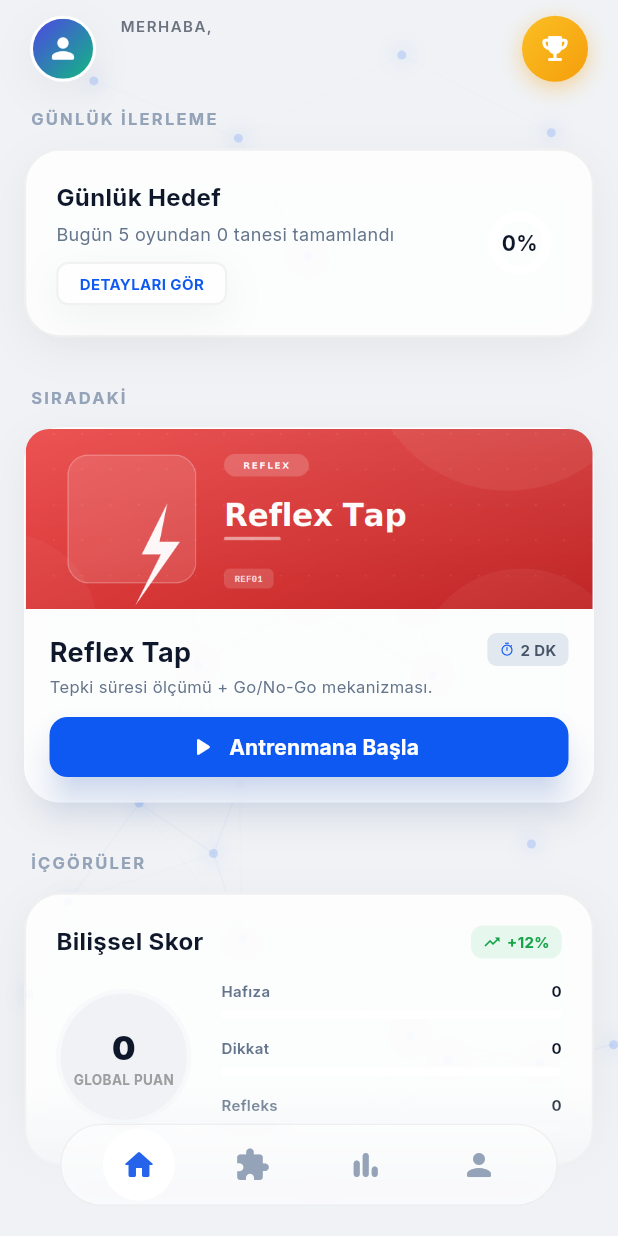
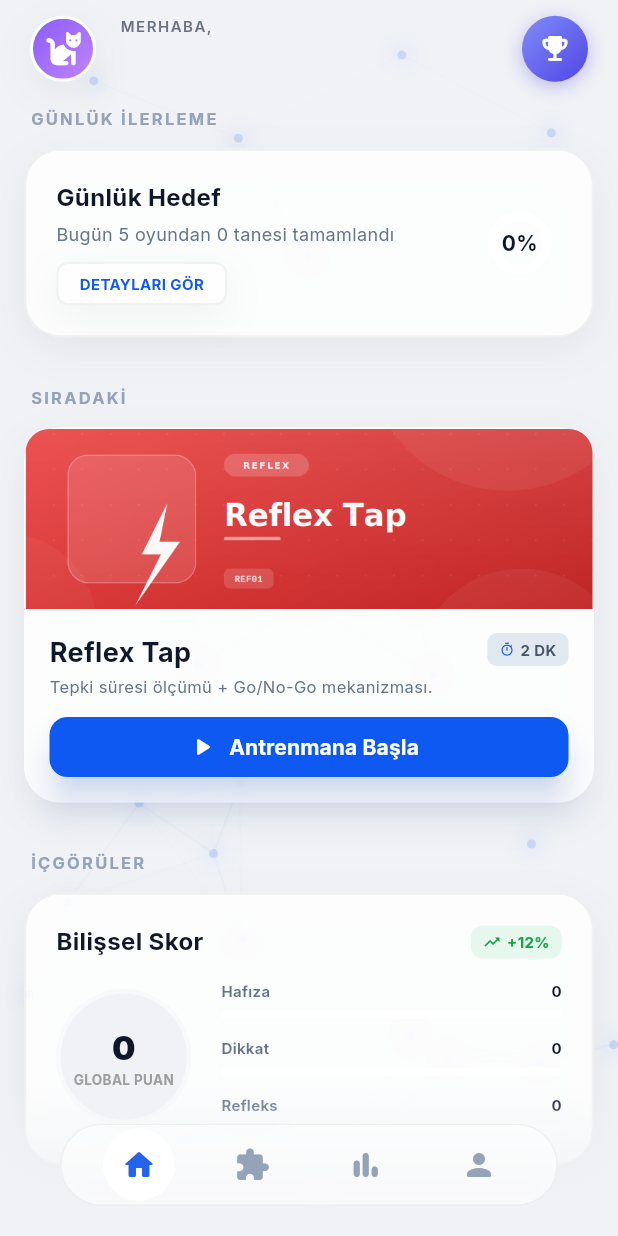
Before and after one commit to muhammedsali/norodakika, a Flutter app: the HomeScreen screen opened directly, after a tap on the "emoji events" icon, on a phone screen of 412 x 824 dp. Run offline on Flutter 3.47's test engine with Material 3 defaults, Android fonts, the phone set to English and light mode, and no system bars; our stand-ins replace cloud_firestore, firebase_auth, firebase_core, firebase_messaging, fl_chart, flutter_local_notifications and 5 more; accounts and stored records are empty; generated files the repository leaves out were written again.

```diff
--- a/lib/features/home/screens/home_screen.dart
+++ b/lib/features/home/screens/home_screen.dart
@@ -325,15 +325,15 @@ class _HomeScreenState extends ConsumerState<HomeScreen> {
                   decoration: BoxDecoration(
                     shape: BoxShape.circle,
                     gradient: const LinearGradient(
-                      colors: [Color(0xFFFBBF24), Color(0xFFF59E0B)],
+                      colors: [Color(0xFF818CF8), Color(0xFF4F46E5)],
                       begin: Alignment.topLeft,
                       end: Alignment.bottomRight,
                     ),
                     boxShadow: [
                       BoxShadow(
-                        color: const Color(0xFFF59E0B).withValues(alpha: 0.4),
-                        blurRadius: 12,
-                        offset: const Offset(0, 4),
+                        color: const Color(0xFF4F46E5).withValues(alpha: 0.35),
+                        blurRadius: 10,
+                        offset: const Offset(0, 3),
                       )
                     ],
                   ),
@@ -1249,13 +1249,16 @@ class _HomeScreenState extends ConsumerState<HomeScreen> {
 
     showModalBottomSheet(
       context: context,
-      backgroundColor: isDarkMode ? const Color(0xFF1F2937) : Colors.white,
+      isScrollControlled: true,
+      backgroundColor: Colors.transparent,
       builder: (context) => Container(
-        padding: const EdgeInsets.all(24),
         decoration: BoxDecoration(
           color: isDarkMode ? const Color(0xFF1F2937) : Colors.white,
           borderRadius: const BorderRadius.vertical(top: Radius.circular(28)),
         ),
+        child: SafeArea(
+          child: SingleChildScrollView(
+            padding: const EdgeInsets.all(24),
             child: Column(
               mainAxisSize: MainAxisSize.min,
               children: [
@@ -1310,18 +1313,9 @@ class _HomeScreenState extends ConsumerState<HomeScreen> {
                             offset: const Offset(0, 4))
                       ],
                     ),
-                    child: Column(
-                      mainAxisAlignment: MainAxisAlignment.center,
-                      children: [
-                        Icon(avatar['icon'] as IconData,
+                    child: Center(
+                      child: Icon(avatar['icon'] as IconData,
                           color: Colors.white, size: 40),
-                        const SizedBox(height: 8),
-                        Text(s.avatarLabel(avatar['name'] as String),
-                            style: GoogleFonts.inter(
-                                fontSize: 11,
-                                fontWeight: FontWeight.w600,
-                                color: Colors.white)),
-                      ],
                     ),
                   ),
                 );
@@ -1329,6 +1323,8 @@ class _HomeScreenState extends ConsumerState<HomeScreen> {
             ),
             const SizedBox(height: 16),
           ],
+        ),
+      ),
      ),
     ),
    );
--- a/lib/features/profile/providers/avatar_provider.dart
+++ b/lib/features/profile/providers/avatar_provider.dart
@@ -1,5 +1,6 @@
 import 'package:flutter/material.dart';
 import 'package:flutter_riverpod/flutter_riverpod.dart';
+import 'package:font_awesome_flutter/font_awesome_flutter.dart';
 import '../../../services/local_storage_service.dart';
 
 class AvatarNotifier extends StateNotifier<int> {
@@ -27,34 +28,50 @@ final avatarProvider = StateNotifierProvider<AvatarNotifier, int>((ref) {
 class AvatarData {
   static const List<Map<String, dynamic>> avatars = [
     {
-      'icon': Icons.person_rounded,
-      'colors': [Color(0xFF4F46E5), Color(0xFF10B981)],
-      'name': 'Varsayılan',
+      'icon': FontAwesomeIcons.cat,
+      'colors': [Color(0xFF8B5CF6), Color(0xFFC084FC)],
+      'name': 'Kedi',
     },
     {
-      'icon': Icons.rocket_launch_rounded,
-      'colors': [Color(0xFFEC4899), Color(0xFFF59E0B)],
-      'name': 'Roket',
+      'icon': FontAwesomeIcons.dog,
+      'colors': [Color(0xFFF59E0B), Color(0xFFFCD34D)],
+      'name': 'Köpek',
     },
     {
-      'icon': Icons.psychology_rounded,
-      'colors': [Color(0xFF8B5CF6), Color(0xFF06B6D4)],
-      'name': 'Beyin',
+      'icon': FontAwesomeIcons.frog,
+      'colors': [Color(0xFF10B981), Color(0xFF6EE7B7)],
+      'name': 'Kurbağa',
     },
     {
-      'icon': Icons.star_rounded,
-      'colors': [Color(0xFFFBBF24), Color(0xFFF97316)],
-      'name': 'Yıldız',
+      'icon': FontAwesomeIcons.otter,
+      'colors': [Color(0xFF0EA5E9), Color(0xFF7DD3FC)],
+      'name': 'Su Samuru',
     },
     {
-      'icon': Icons.favorite_rounded,
-      'colors': [Color(0xFFEF4444), Color(0xFFEC4899)],
-      'name': 'Kalp',
+      'icon': FontAwesomeIcons.hippo,
+      'colors': [Color(0xFF6366F1), Color(0xFFA5B4FC)],
+      'name': 'Su Aygırı',
+    },
+
+    {
+      'icon': FontAwesomeIcons.fish,
+      'colors': [Color(0xFF3B82F6), Color(0xFF93C5FD)],
+      'name': 'Balık',
     },
     {
-      'icon': Icons.emoji_events_rounded,
-      'colors': [Color(0xFF10B981), Color(0xFF3B82F6)],
-      'name': 'Kupa',
+      'icon': FontAwesomeIcons.horseHead,
+      'colors': [Color(0xFFD946EF), Color(0xFFF0ABFC)],
+      'name': 'At',
+    },
+    {
+      'icon': FontAwesomeIcons.dove,
+      'colors': [Color(0xFF14B8A6), Color(0xFF5EEAD4)],
+      'name': 'Güvercin',
+    },
+    {
+      'icon': FontAwesomeIcons.dragon,
+      'colors': [Color(0xFFEF4444), Color(0xFFFCA5A5)],
+      'name': 'Ejderha',
     },
   ];
 
```
Lines whose indentation alone changed are shown as unchanged.
